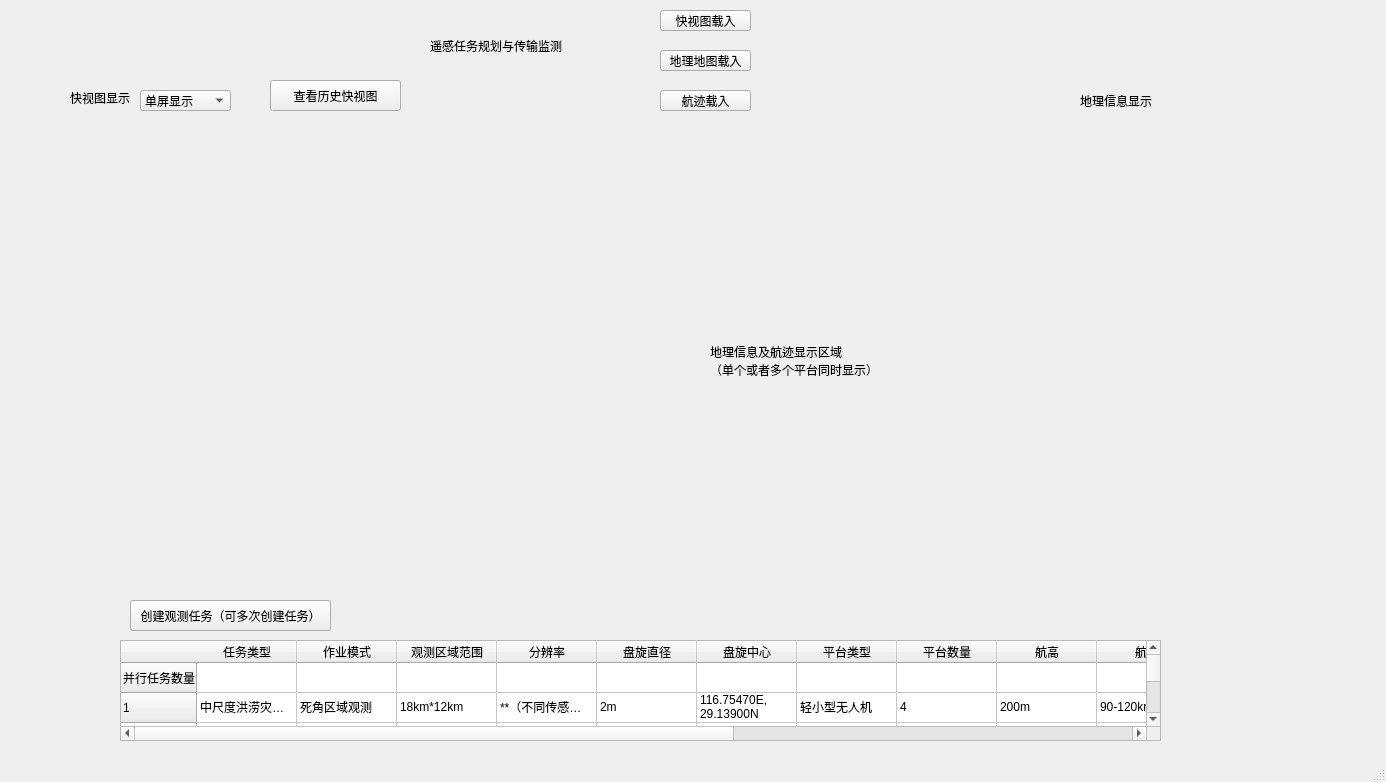
Qt form main_window.ui (imbi7py/commander) before a commit.
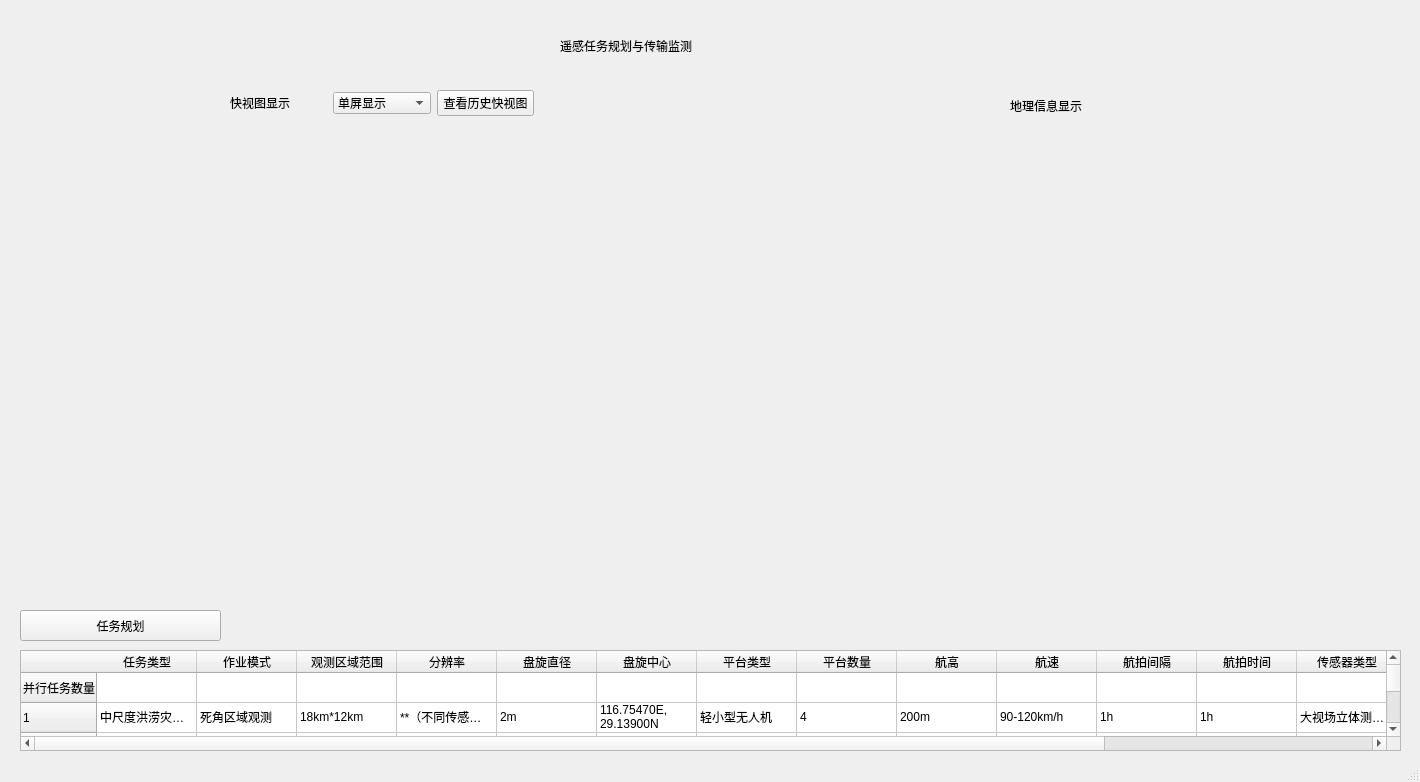
The same form after that commit.

The edit to the form file:
```diff
--- a/main_window.ui
+++ b/main_window.ui
@@ -6,7 +6,7 @@
    <rect>
     <x>0</x>
     <y>0</y>
-    <width>1386</width>
+    <width>1420</width>
     <height>782</height>
    </rect>
   </property>
@@ -17,9 +17,9 @@
    <widget class="QLabel" name="label_MainWindowTitle">
     <property name="geometry">
      <rect>
-      <x>430</x>
+      <x>560</x>
       <y>20</y>
-      <width>211</width>
+      <width>321</width>
       <height>51</height>
      </rect>
     </property>
@@ -30,92 +30,18 @@
      <string>遥感任务规划与传输监测</string>
     </property>
    </widget>
-   <widget class="QPushButton" name="pushButton_Loadgeomap">
-    <property name="geometry">
-     <rect>
-      <x>660</x>
-      <y>50</y>
-      <width>91</width>
-      <height>21</height>
-     </rect>
-    </property>
-    <property name="text">
-     <string>地理地图载入</string>
-    </property>
-   </widget>
-   <widget class="QPushButton" name="pushButton_Loadtract">
-    <property name="geometry">
-     <rect>
-      <x>660</x>
-      <y>90</y>
-      <width>91</width>
-      <height>21</height>
-     </rect>
-    </property>
-    <property name="text">
-     <string>航迹载入</string>
-    </property>
-   </widget>
-   <widget class="QPushButton" name="pushButton_Loadquickview">
-    <property name="geometry">
-     <rect>
-      <x>660</x>
-      <y>10</y>
-      <width>91</width>
-      <height>21</height>
-     </rect>
-    </property>
-    <property name="text">
-     <string>快视图载入</string>
-    </property>
-   </widget>
-   <widget class="QLabel" name="label_Quickview">
-    <property name="geometry">
-     <rect>
-      <x>70</x>
-      <y>90</y>
-      <width>61</width>
-      <height>16</height>
-     </rect>
-    </property>
-    <property name="text">
-     <string>快视图显示</string>
-    </property>
-   </widget>
-   <widget class="QComboBox" name="comboBox_Screenselect">
-    <property name="geometry">
-     <rect>
-      <x>140</x>
-      <y>90</y>
-      <width>91</width>
-      <height>21</height>
-     </rect>
-    </property>
-    <item>
-     <property name="text">
-      <string>单屏显示</string>
-     </property>
-    </item>
-    <item>
-     <property name="text">
-      <string>双屏显示</string>
-     </property>
-    </item>
-    <item>
-     <property name="text">
-      <string>四屏显示</string>
-     </property>
-    </item>
-   </widget>
    <widget class="QLabel" name="label_Geoinfor">
     <property name="geometry">
      <rect>
-      <x>1080</x>
+      <x>1010</x>
       <y>90</y>
-      <width>81</width>
-      <height>21</height>
+      <width>121</width>
+      <height>31</height>
      </rect>
     </property>
+    <property name="styleSheet">
+     <string notr="true">font: 12pt &quot;宋体&quot;;</string>
+    </property>
     <property name="text">
      <string>地理信息显示</string>
     </property>
@@ -123,22 +49,22 @@
    <widget class="QPushButton" name="pushButton_Createmission">
     <property name="geometry">
      <rect>
-      <x>130</x>
-      <y>600</y>
+      <x>20</x>
+      <y>610</y>
       <width>201</width>
       <height>31</height>
      </rect>
     </property>
     <property name="text">
-     <string>创建观测任务（可多次创建任务）</string>
+     <string>任务规划</string>
     </property>
    </widget>
    <widget class="QTableWidget" name="tableWidget_Platformcoordinates_2">
     <property name="geometry">
      <rect>
-      <x>120</x>
-      <y>640</y>
-      <width>1041</width>
+      <x>20</x>
+      <y>650</y>
+      <width>1381</width>
       <height>101</height>
      </rect>
     </property>
@@ -336,33 +262,6 @@
      </property>
     </item>
    </widget>
-   <widget class="QLabel" name="label_Geoinforarea">
-    <property name="geometry">
-     <rect>
-      <x>710</x>
-      <y>130</y>
-      <width>661</width>
-      <height>461</height>
-     </rect>
-    </property>
-    <property name="text">
-     <string>地理信息及航迹显示区域   
-（单个或者多个平台同时显示）</string>
-    </property>
-   </widget>
-   <widget class="QPushButton" name="show_history_quickviews_button">
-    <property name="geometry">
-     <rect>
-      <x>270</x>
-      <y>80</y>
-      <width>131</width>
-      <height>31</height>
-     </rect>
-    </property>
-    <property name="text">
-     <string>查看历史快视图</string>
-    </property>
-   </widget>
    <widget class="QWidget" name="gridLayoutWidget">
     <property name="geometry">
      <rect>
@@ -374,6 +273,71 @@
     </property>
     <layout class="QGridLayout" name="quickview_layout"/>
    </widget>
+   <widget class="QWidget" name="gridLayoutWidget_2">
+    <property name="geometry">
+     <rect>
+      <x>710</x>
+      <y>130</y>
+      <width>691</width>
+      <height>471</height>
+     </rect>
+    </property>
+    <layout class="QGridLayout" name="quickview_layout_2"/>
+   </widget>
+   <widget class="QWidget" name="">
+    <property name="geometry">
+     <rect>
+      <x>230</x>
+      <y>90</y>
+      <width>304</width>
+      <height>26</height>
+     </rect>
+    </property>
+    <layout class="QHBoxLayout" name="horizontalLayout">
+     <item>
+      <widget class="QLabel" name="label_Quickview">
+       <property name="styleSheet">
+        <string notr="true">font: 12pt &quot;宋体&quot;;</string>
+       </property>
+       <property name="text">
+        <string>快视图显示</string>
+       </property>
+      </widget>
+     </item>
+     <item>
+      <widget class="QComboBox" name="comboBox_Screenselect">
+       <property name="styleSheet">
+        <string notr="true">font: 12pt &quot;宋体&quot;;</string>
+       </property>
+       <item>
+        <property name="text">
+         <string>单屏显示</string>
+        </property>
+       </item>
+       <item>
+        <property name="text">
+         <string>双屏显示</string>
+        </property>
+       </item>
+       <item>
+        <property name="text">
+         <string>四屏显示</string>
+        </property>
+       </item>
+      </widget>
+     </item>
+     <item>
+      <widget class="QPushButton" name="show_history_quickviews_button">
+       <property name="styleSheet">
+        <string notr="true">font: 12pt &quot;宋体&quot;;</string>
+       </property>
+       <property name="text">
+        <string>查看历史快视图</string>
+       </property>
+      </widget>
+     </item>
+    </layout>
+   </widget>
    <zorder>tableWidget_Platformcoordinates_2</zorder>
    <zorder>label_MainWindowTitle</zorder>
    <zorder>pushButton_Loadgeomap</zorder>
```
Left out of the diff: 49 changed lines with no effect on the pictures.
